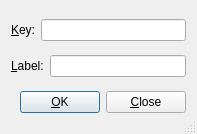
Above: src/frontends/qt4/ui/QBibitemUi.ui from cburschka/lyx before the change. Below: the same form after it.
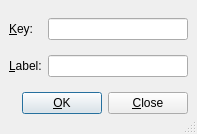
That is the form after the change.

What changed in the file:
```diff
--- a/src/frontends/qt4/ui/QBibitemUi.ui
+++ b/src/frontends/qt4/ui/QBibitemUi.ui
@@ -18,35 +18,14 @@
   <property name="sizeGripEnabled" >
    <bool>true</bool>
   </property>
-  <layout class="QVBoxLayout" >
+  <layout class="QGridLayout" >
    <property name="margin" >
-    <number>11</number>
+    <number>9</number>
    </property>
    <property name="spacing" >
     <number>6</number>
    </property>
-   <item>
-    <layout class="QHBoxLayout" >
-     <property name="margin" >
-      <number>0</number>
-     </property>
-     <property name="spacing" >
-      <number>6</number>
-     </property>
-     <item>
-      <widget class="QLabel" name="keyLA" >
-       <property name="toolTip" >
-        <string>The bibliography key</string>
-       </property>
-       <property name="text" >
-        <string>&amp;Key:</string>
-       </property>
-       <property name="buddy" >
-        <cstring>keyED</cstring>
-       </property>
-      </widget>
-     </item>
-     <item>
+   <item row="0" column="1" >
       <widget class="QLineEdit" name="keyED" >
        <property name="sizePolicy" >
         <sizepolicy>
@@ -61,17 +40,22 @@
        </property>
       </widget>
      </item>
-    </layout>
+   <item row="1" column="1" >
+    <widget class="QLineEdit" name="labelED" >
+     <property name="sizePolicy" >
+      <sizepolicy>
+       <hsizetype>7</hsizetype>
+       <vsizetype>0</vsizetype>
+       <horstretch>0</horstretch>
+       <verstretch>0</verstretch>
+      </sizepolicy>
+     </property>
+     <property name="toolTip" >
+      <string>The label as it appears in the document</string>
+     </property>
+    </widget>
    </item>
-   <item>
-    <layout class="QHBoxLayout" >
-     <property name="margin" >
-      <number>0</number>
-     </property>
-     <property name="spacing" >
-      <number>6</number>
-     </property>
-     <item>
+   <item row="1" column="0" >
       <widget class="QLabel" name="labelLA" >
        <property name="toolTip" >
         <string>The label as it appears in the document</string>
@@ -84,24 +68,20 @@
        </property>
       </widget>
      </item>
-     <item>
-      <widget class="QLineEdit" name="labelED" >
-       <property name="sizePolicy" >
-        <sizepolicy>
-         <hsizetype>7</hsizetype>
-         <vsizetype>0</vsizetype>
-         <horstretch>0</horstretch>
-         <verstretch>0</verstretch>
-        </sizepolicy>
-       </property>
+   <item row="0" column="0" >
+    <widget class="QLabel" name="keyLA" >
        <property name="toolTip" >
-        <string>The label as it appears in the document</string>
+      <string>The bibliography key</string>
+     </property>
+     <property name="text" >
+      <string>&amp;Key:</string>
+     </property>
+     <property name="buddy" >
+      <cstring>keyED</cstring>
        </property>
       </widget>
      </item>
-    </layout>
-   </item>
-   <item>
+   <item row="2" column="0" colspan="2" >
     <layout class="QHBoxLayout" >
      <property name="margin" >
       <number>0</number>
```
Lines whose indentation alone changed are shown as unchanged.
